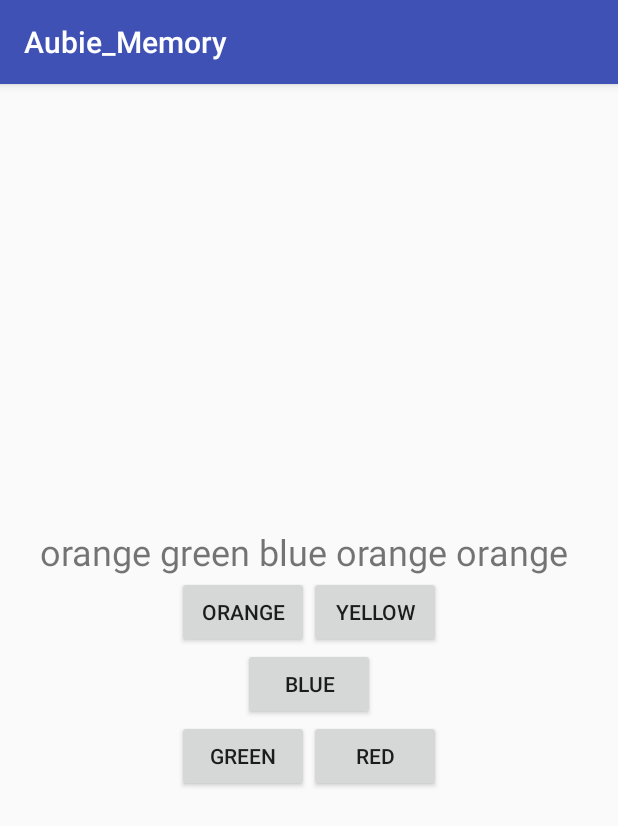
After one commit to zedtran/AubieMemoryGame, an Android app: the fragment AubieFragment shown on its own in the app's theme, on a phone screen of 412 x 824 dp. The commit adds this screen. Shown: the top 826 px of the screen. Run offline under Robolectric (Android 15) with nearby library versions, the phone set to English and light mode, and no system bars.

Commit message:
Fixed errors with buttons. Added fragment implementation

```diff
--- /dev/null
+++ b/app/src/main/java/edu/auburn/eng/csse/comp3710/spring2018/TeamBlakeDonJordan/AubieFragment.java
@@ -0,0 +1,82 @@
+package edu.auburn.eng.csse.comp3710.spring2018.TeamBlakeDonJordan;
+
+import android.app.Fragment;
+import android.os.Bundle;
+import android.support.annotation.Nullable;
+import android.view.LayoutInflater;
+import android.view.View;
+import android.view.ViewGroup;
+import android.widget.TextView;
+
+public class AubieFragment extends Fragment {
+
+    private android.widget.Button mGreenButton;
+    private android.widget.Button mOrangeButton;
+    private android.widget.Button mYellowButton;
+    private android.widget.Button mRedButton;
+    private android.widget.Button mBlueButton;
+    private Board mBoard;
+    private static final String GREEN = "green";
+    private static final String ORANGE = "orange";
+    private static final String YELLOW = "yellow";
+    private static final String RED = "red";
+    private static final String BLUE = "blue";
+    private boolean gameOver = false;
+
+    @Override
+    public void onCreate(Bundle savedInstanceState){
+        super.onCreate(savedInstanceState);
+        if (savedInstanceState != null){
+        }
+    }
+
+    @Override
+    public View onCreateView(LayoutInflater inflater, @Nullable ViewGroup container, Bundle savedInstanceState) {
+
+        final View v = inflater.inflate(R.layout.fragment_aubieboard, container, false);
+
+        TextView mTextView = (TextView) v.findViewById(R.id.test);
+        mBoard = new Board();
+        mTextView.setText(mBoard.getSequence());
+        //creates all buttons
+        mGreenButton = (android.widget.Button) v.findViewById(R.id.green);
+        mOrangeButton = (android.widget.Button) v.findViewById(R.id.orange);
+        mRedButton = (android.widget.Button) v.findViewById(R.id.red);
+        mYellowButton = (android.widget.Button) v.findViewById(R.id.yellow);
+        mBlueButton = (android.widget.Button) v.findViewById(R.id.blue);
+
+        //sets up listeners for buttons
+        mGreenButton.setOnClickListener(new View.OnClickListener() {
+            @Override
+            public void onClick(android.view.View view) {                //Green
+                gameOver = mBoard.checkInput(GREEN);                         //change later to button text
+            }
+        });
+        mOrangeButton.setOnClickListener(new View.OnClickListener() {
+            @Override
+            public void onClick(android.view.View view) {                //Orange
+                gameOver = mBoard.checkInput(ORANGE);
+            }
+        });
+        mYellowButton.setOnClickListener(new View.OnClickListener() {
+            @Override
+            public void onClick(android.view.View view) {                //Yellow
+                gameOver = mBoard.checkInput(YELLOW);
+            }
+        });
+        mRedButton.setOnClickListener(new View.OnClickListener() {
+            @Override
+            public void onClick(android.view.View view) {                //Red
+                gameOver = mBoard.checkInput(RED);
+            }
+        });
+        mBlueButton.setOnClickListener(new View.OnClickListener() {
+            @Override
+            public void onClick(android.view.View view) {                //Blue
+                gameOver = mBoard.checkInput(RED);
+            }
+        });
+
+        return v;
+    }
+}
--- /dev/null
+++ b/app/src/main/res/layout/fragment_aubieboard.xml
@@ -0,0 +1,73 @@
+<?xml version="1.0" encoding="utf-8"?>
+<LinearLayout xmlns:android="http://schemas.android.com/apk/res/android"
+    android:layout_width="match_parent"
+    android:layout_height="match_parent"
+    android:orientation="vertical"
+    android:gravity="center">
+    <TextView
+        android:hint="kill me"
+        android:layout_width="wrap_content"
+        android:layout_height="wrap_content"
+        android:id="@+id/test"
+        android:textSize="24dp"/>
+
+    <TableLayout
+        android:layout_width="wrap_content"
+        android:layout_height="wrap_content"
+        android:gravity="center">
+
+        <TableRow
+            android:layout_width="match_parent"
+            android:layout_height="match_parent"
+            android:gravity="center">
+
+            <Button
+                android:id="@+id/orange"
+                android:layout_width="wrap_content"
+                android:layout_height="wrap_content"
+                android:text="Orange" />
+
+            <Button
+                android:id="@+id/yellow"
+                android:layout_width="wrap_content"
+                android:layout_height="wrap_content"
+                android:text="Yellow" />
+        </TableRow>
+
+        <TableRow
+            android:layout_width="match_parent"
+            android:layout_height="match_parent"
+            android:gravity="center">
+
+            <Button
+                android:id="@+id/blue"
+                android:layout_width="wrap_content"
+                android:layout_height="wrap_content"
+                android:text="Blue" />
+
+        </TableRow>
+
+        <TableRow
+            android:layout_width="match_parent"
+            android:layout_height="match_parent"
+            android:gravity="center">
+
+            <Button
+                android:id="@+id/green"
+                android:layout_width="wrap_content"
+                android:layout_height="wrap_content"
+                android:text="@string/green" />
+
+            <Button
+                android:id="@+id/red"
+                android:layout_width="wrap_content"
+                android:layout_height="wrap_content"
+                android:text="Red" />
+        </TableRow>
+
+        <TableRow
+            android:layout_width="match_parent"
+            android:layout_height="match_parent" />
+    </TableLayout>
+
+</LinearLayout>
```
Also changed, not shown: app/src/main/java/edu/auburn/eng/csse/comp3710/spring2018/TeamBlakeDonJordan/AubieMainActivity.java (+14 -64 lines), app/src/main/res/layout/activity_aubie_main.xml (+4 -72 lines).
